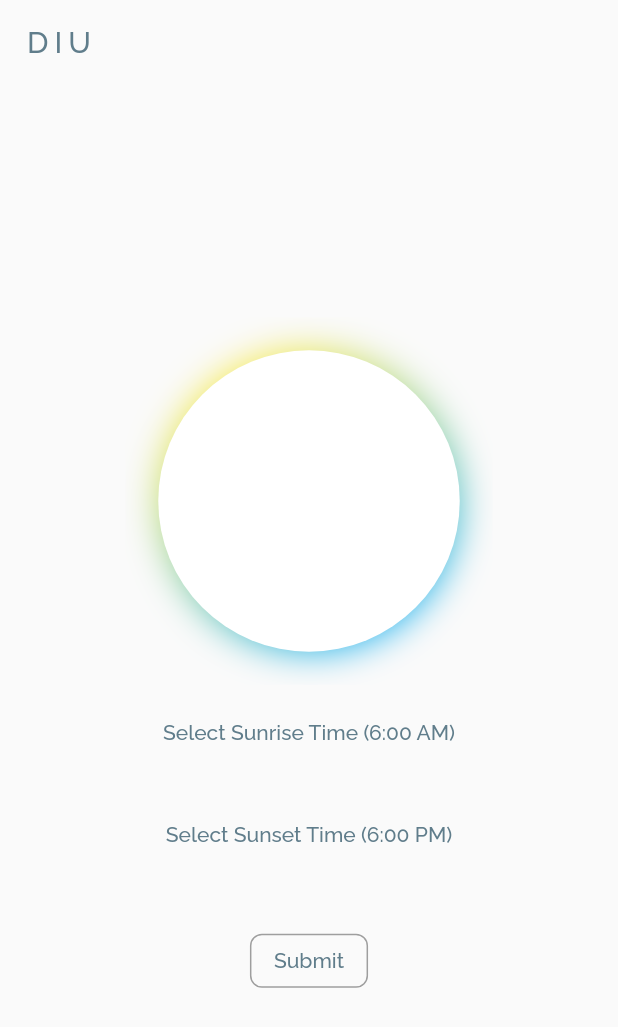
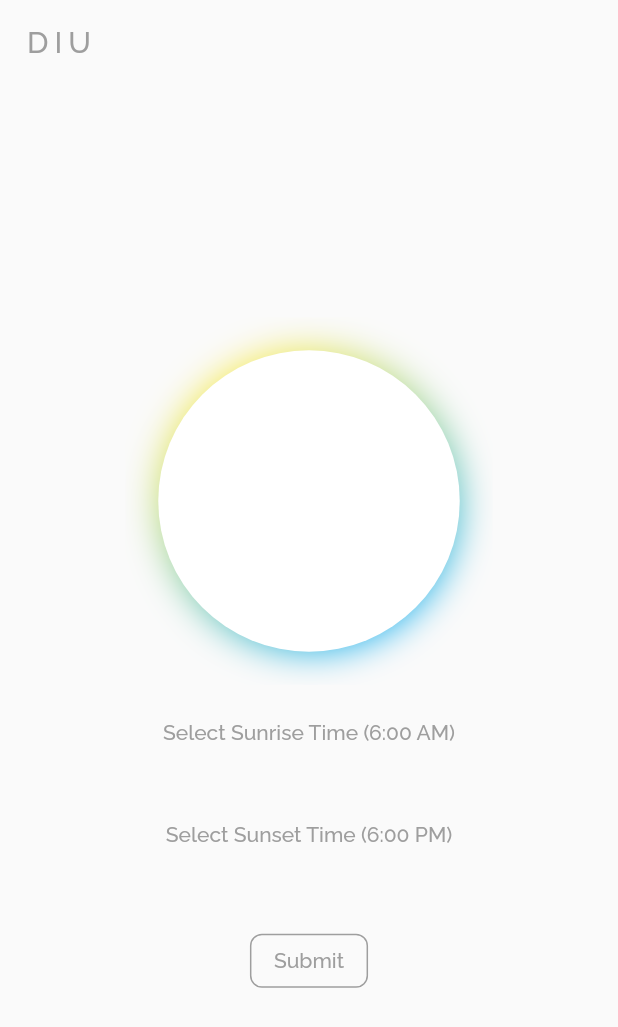
Before and after one commit to berlin-experiment/Diu, a Flutter app: the screen it shows after launch, on a phone screen of 412 x 824 dp. Shown: the top 1027 px of the screen. Run offline on Flutter 3.47's test engine with Material 2 defaults, Android fonts, the phone set to English and light mode, and no system bars; drawn by our look-alikes of blurrycontainer; our stand-ins replace flutter_blue_plus.

Commit message:
updated theme colors

```diff
--- a/mobile/lib/themes/custom_theme.dart
+++ b/mobile/lib/themes/custom_theme.dart
@@ -6,23 +6,25 @@ final customLightTheme = ThemeData(
   fontFamily: 'Raleway',
   textTheme: TextTheme(
     displayLarge: TextStyle(
+      fontFamily: 'Raleway',
       fontSize: 24.0,
       fontWeight: FontWeight.bold,
       color: Colors.grey[800],
     ),
     bodyLarge: TextStyle(
+      fontFamily: 'Raleway',
       fontSize: 16.0,
       color: Colors.grey[800],
     ),
   ),
   colorScheme: const ColorScheme.light(
-    primary: Colors.blueGrey,
-    onPrimary: Colors.blueGrey,
+    primary: Colors.grey,
+    onPrimary: Colors.grey,
     secondary: Colors.grey,
     onSecondary: Colors.white,
     surface: Colors.white,
     onSurface: Colors.grey,
-  ).copyWith(secondary: Colors.blueGrey),
+  ).copyWith(secondary: Colors.grey),
   appBarTheme: const AppBarTheme(
     elevation: 0,
     backgroundColor: Colors.transparent,
@@ -48,22 +50,24 @@ final customDarkTheme = ThemeData(
   fontFamily: 'Raleway',
   textTheme: const TextTheme(
     displayLarge: TextStyle(
+      fontFamily: 'Raleway',
       fontSize: 24.0,
       fontWeight: FontWeight.bold,
       color: Colors.blue,
     ),
     bodyLarge: TextStyle(
+      fontFamily: 'Raleway',
       fontSize: 16.0,
       color: Colors.blue,
     ),
   ),
   colorScheme: const ColorScheme.dark(
-    primary: Colors.white,
-    onPrimary: Colors.white,
+    primary: Colors.blueGrey,
+    onPrimary: Colors.blueGrey,
     secondary: Colors.blueGrey,
-    onSecondary: Colors.white,
+    onSecondary: Colors.grey,
     surface: Colors.grey,
-    onSurface: Colors.white,
+    onSurface: Colors.blueGrey,
   ).copyWith(secondary: Colors.blueGrey),
   appBarTheme: const AppBarTheme(
     elevation: 0,
@@ -75,7 +79,7 @@ final customDarkTheme = ThemeData(
       backgroundColor: Colors.transparent,
       shape: RoundedRectangleBorder(
         side: const BorderSide(
-          color: Colors.white,
+          color: Colors.blueGrey,
           width: 1.0,
         ),
         borderRadius: BorderRadius.circular(8.0),
```
